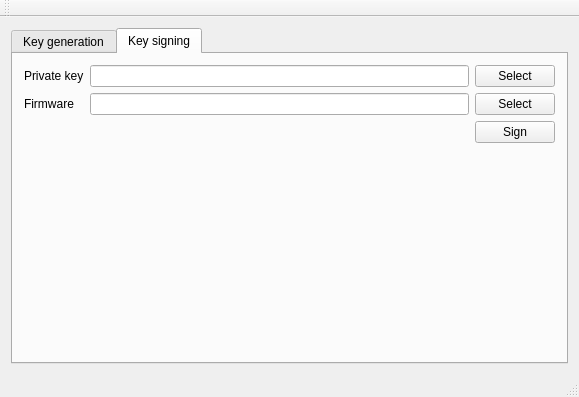
Qt form test_pyqt5/nets_keymanagement/mainwindow.ui (zealotnt/workspace_python) before a commit.
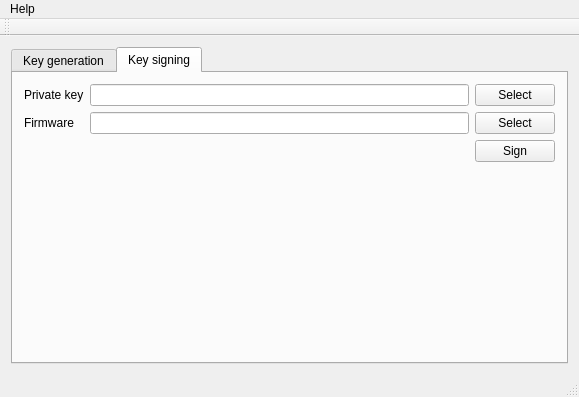
The same form after that commit.

Commit message: add about menu, version is hardcoded in to source, not config file

The edit to the form file:
```diff
--- a/test_pyqt5/nets_keymanagement/mainwindow.ui
+++ b/test_pyqt5/nets_keymanagement/mainwindow.ui
@@ -193,6 +193,13 @@
      <height>20</height>
     </rect>
    </property>
+   <widget class="QMenu" name="menuHelp">
+    <property name="title">
+     <string>Help</string>
+    </property>
+    <addaction name="actionAbout"/>
+   </widget>
+   <addaction name="menuHelp"/>
   </widget>
   <widget class="QToolBar" name="mainToolBar">
    <attribute name="toolBarArea">
```
Left out of the diff: 5 changed lines with no effect on the pictures. The commit also changes 2 other files.
